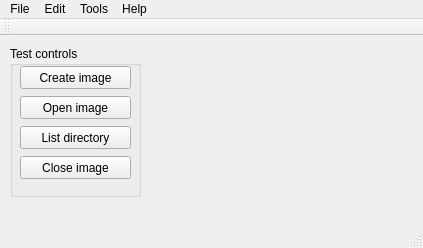
Qt form OpenAcornExplorer/mainwindow.ui (simoninns/OpenAcornExplorer) before a commit.
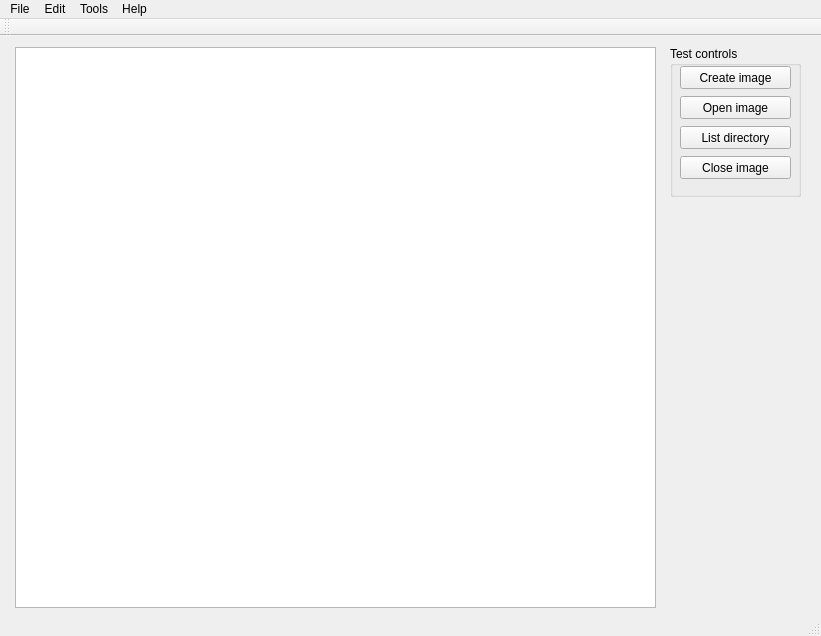
The same form after that commit.

Commit message: Added skelton tree model classes for representing ADFS directories

What changed in the file:
```diff
--- a/OpenAcornExplorer/mainwindow.ui
+++ b/OpenAcornExplorer/mainwindow.ui
@@ -6,8 +6,8 @@
    <rect>
     <x>0</x>
     <y>0</y>
-    <width>423</width>
-    <height>248</height>
+    <width>821</width>
+    <height>636</height>
    </rect>
   </property>
   <property name="windowTitle">
@@ -17,7 +17,7 @@
    <widget class="QGroupBox" name="groupBox">
     <property name="geometry">
      <rect>
-      <x>10</x>
+      <x>670</x>
       <y>10</y>
       <width>131</width>
       <height>151</height>
@@ -79,13 +79,23 @@
      </property>
     </widget>
    </widget>
+   <widget class="QTreeView" name="treeView">
+    <property name="geometry">
+     <rect>
+      <x>15</x>
+      <y>11</y>
+      <width>641</width>
+      <height>561</height>
+     </rect>
+    </property>
+   </widget>
   </widget>
   <widget class="QMenuBar" name="menuBar">
    <property name="geometry">
     <rect>
      <x>0</x>
      <y>0</y>
-     <width>423</width>
+     <width>821</width>
      <height>21</height>
     </rect>
    </property>
```
The commit also changes 8 other files.
